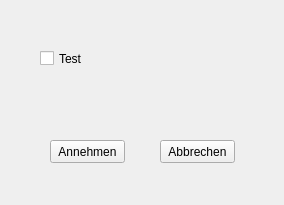
The window that src/QtConfig.ui (exp111/TS3-Plugin) describes before a commit, drawn with Qt 5.
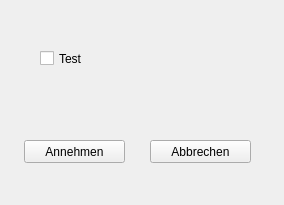
The same window after the commit.

Commit message: Fixed window not closing

Patch:
```diff
--- a/src/QtConfig.ui
+++ b/src/QtConfig.ui
@@ -16,15 +16,18 @@
   <widget class="QPushButton" name="pushButton">
    <property name="geometry">
     <rect>
-     <x>50</x>
+     <x>24</x>
      <y>140</y>
-     <width>75</width>
+     <width>101</width>
      <height>23</height>
     </rect>
    </property>
    <property name="text">
     <string>Annehmen</string>
    </property>
+   <property name="checkable">
+    <bool>false</bool>
+   </property>
   </widget>
   <widget class="QCheckBox" name="checkBox">
    <property name="geometry">
@@ -48,9 +51,9 @@
   <widget class="QPushButton" name="pushButton_2">
    <property name="geometry">
     <rect>
-     <x>160</x>
+     <x>150</x>
      <y>140</y>
-     <width>75</width>
+     <width>101</width>
      <height>23</height>
     </rect>
    </property>
```
Left out of the diff: 16 changed lines with no effect on the pictures. The commit also changes 2 other files.
